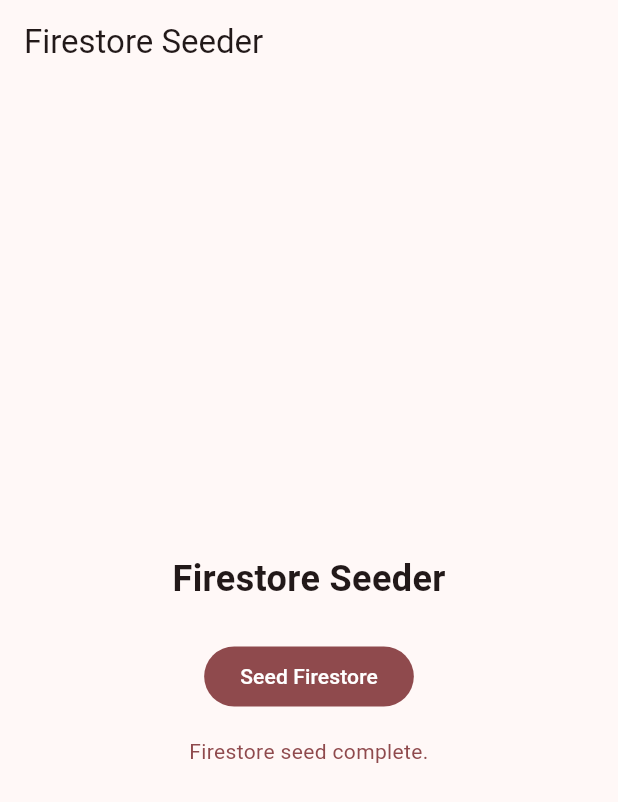
After one commit to sudhamsusrimathirumala/OTA-Cheshire-Management-Platform, a Flutter app: the _SeedFirestoreScreen screen opened directly, after a tap on "Seed Firestore", on a phone screen of 412 x 824 dp. The commit adds this screen. Shown: the top 802 px of the screen. Run offline on Flutter 3.47's test engine with Material 3 defaults, Android fonts, the phone set to English and light mode, and no system bars; our stand-ins replace cloud_firestore, firebase_core; accounts and stored records are empty.

Commit message:
Add Firebase schedule data service and seed tools

```diff
--- a/lib/data/sample_schedule.dart
+++ b/lib/data/sample_schedule.dart
@@ -273,6 +273,7 @@ ClassSession _session(
   return ClassSession(
     id: id,
     className: className,
+    classTypeId: _classTypeIdFor(className),
     locationId: otaCheshireLocationId,
     startTime: startTime,
     endTime: startTime.add(const Duration(minutes: 40)),
@@ -284,3 +285,22 @@ ClassSession _session(
     resumesOn: resumesOn,
   );
 }
+
+String _classTypeIdFor(String className) {
+  return switch (className) {
+    'Little Tiger (Age 3-5)' => 'little-tiger',
+    'Level 1' => 'level-1',
+    'Level 2' => 'level-2',
+    'Level 3' => 'level-3',
+    'Level 4' => 'level-4',
+    'Black Belt' => 'black-belt',
+    'Teen & Black Belt' => 'teen-black-belt',
+    'Adult' => 'adult',
+    'Level 1 / Level 2 Sparring' || 'Teen/Adult Sparring' => 'sparring-class',
+    _ => throw ArgumentError.value(
+      className,
+      'className',
+      'Unknown class type',
+    ),
+  };
+}
--- a/lib/models/class_session.dart
+++ b/lib/models/class_session.dart
@@ -4,6 +4,7 @@ class ClassSession {
   ClassSession({
     required this.id,
     required this.className,
+    required this.classTypeId,
     required this.locationId,
     required this.startTime,
     required this.endTime,
@@ -17,6 +18,9 @@ class ClassSession {
 
   final String id;
   final String className;
+  // Used for future bulk actions, such as editing or deleting all sessions of
+  // the same class type while keeping each scheduled occurrence separate.
+  final String classTypeId;
   final String locationId;
   final DateTime startTime;
   final DateTime endTime;
--- /dev/null
+++ b/lib/seed_firestore_main.dart
@@ -0,0 +1,115 @@
+import 'package:firebase_core/firebase_core.dart';
+import 'package:flutter/material.dart';
+
+import 'firebase_options.dart';
+import 'services/firestore/firestore_seed_service.dart';
+
+// Development-only entrypoint for manually seeding Firestore.
+// This is not connected to the production app UI.
+// This should not be used by normal users.
+Future<void> main() async {
+  WidgetsFlutterBinding.ensureInitialized();
+  await Firebase.initializeApp(options: DefaultFirebaseOptions.currentPlatform);
+  runApp(const SeedFirestoreApp());
+}
+
+class SeedFirestoreApp extends StatelessWidget {
+  const SeedFirestoreApp({super.key});
+
+  @override
+  Widget build(BuildContext context) {
+    return const MaterialApp(
+      title: 'Firestore Seeder',
+      debugShowCheckedModeBanner: false,
+      home: _SeedFirestoreScreen(),
+    );
+  }
+}
+
+class _SeedFirestoreScreen extends StatefulWidget {
+  const _SeedFirestoreScreen();
+
+  @override
+  State<_SeedFirestoreScreen> createState() => _SeedFirestoreScreenState();
+}
+
+class _SeedFirestoreScreenState extends State<_SeedFirestoreScreen> {
+  bool _isSeeding = false;
+  String? _message;
+  bool _hasError = false;
+
+  Future<void> _seedFirestore() async {
+    setState(() {
+      _isSeeding = true;
+      _message = null;
+      _hasError = false;
+    });
+
+    try {
+      await FirestoreSeedService().seedAll();
+
+      if (!mounted) {
+        return;
+      }
+
+      setState(() {
+        _isSeeding = false;
+        _message = 'Firestore seed complete.';
+        _hasError = false;
+      });
+    } catch (error) {
+      if (!mounted) {
+        return;
+      }
+
+      setState(() {
+        _isSeeding = false;
+        _message = 'Firestore seed failed: $error';
+        _hasError = true;
+      });
+    }
+  }
+
+  @override
+  Widget build(BuildContext context) {
+    final colorScheme = Theme.of(context).colorScheme;
+
+    return Scaffold(
+      appBar: AppBar(title: const Text('Firestore Seeder')),
+      body: Center(
+        child: Padding(
+          padding: const EdgeInsets.all(24),
+          child: Column(
+            mainAxisSize: MainAxisSize.min,
+            children: [
+              const Text(
+                'Firestore Seeder',
+                style: TextStyle(fontSize: 24, fontWeight: FontWeight.w700),
+              ),
+              const SizedBox(height: 24),
+              if (_isSeeding) ...[
+                const CircularProgressIndicator(),
+                const SizedBox(height: 16),
+                const Text('Seeding Firestore...'),
+              ] else
+                FilledButton(
+                  onPressed: _seedFirestore,
+                  child: const Text('Seed Firestore'),
+                ),
+              if (_message != null) ...[
+                const SizedBox(height: 16),
+                Text(
+                  _message!,
+                  textAlign: TextAlign.center,
+                  style: TextStyle(
+                    color: _hasError ? colorScheme.error : colorScheme.primary,
+                  ),
+                ),
+              ],
+            ],
+          ),
+        ),
+      ),
+    );
+  }
+}
--- a/lib/services/firestore/firestore_seed_service.dart
+++ b/lib/services/firestore/firestore_seed_service.dart
@@ -219,6 +219,9 @@ Map<String, Object?> _classSessionData(ClassSession session, int weekday) {
 
   return {
     'className': session.className,
+    // Used for future bulk actions, such as editing or deleting all sessions of
+    // the same class type while keeping each scheduled occurrence separate.
+    'classTypeId': session.classTypeId,
     'locationId': session.locationId,
     'weekday': weekday,
     'startTime': Timestamp.fromDate(session.startTime),
--- /dev/null
+++ b/tool/seed_firestore.dart
@@ -0,0 +1,24 @@
+import 'dart:io';
+
+import 'package:firebase_core/firebase_core.dart';
+import 'package:flutter/widgets.dart';
+import 'package:ota_cheshire_management_platform/firebase_options.dart';
+import 'package:ota_cheshire_management_platform/services/firestore/firestore_seed_service.dart';
+
+Future<void> main() async {
+  WidgetsFlutterBinding.ensureInitialized();
+
+  try {
+    await Firebase.initializeApp(
+      options: DefaultFirebaseOptions.currentPlatform,
+    );
+
+    stdout.writeln('Seeding Firestore mock data...');
+    await FirestoreSeedService().seedAll();
+    stdout.writeln('Firestore seed complete.');
+  } catch (error, stackTrace) {
+    stderr.writeln('Firestore seed failed: $error');
+    stderr.writeln(stackTrace);
+    exitCode = 1;
+  }
+}
```
Also changed, not shown: lib/services/app_data_service_provider.dart (+6 -1 lines), lib/services/firebase/firebase_app_data_service.dart (added, +252 -0 lines).
